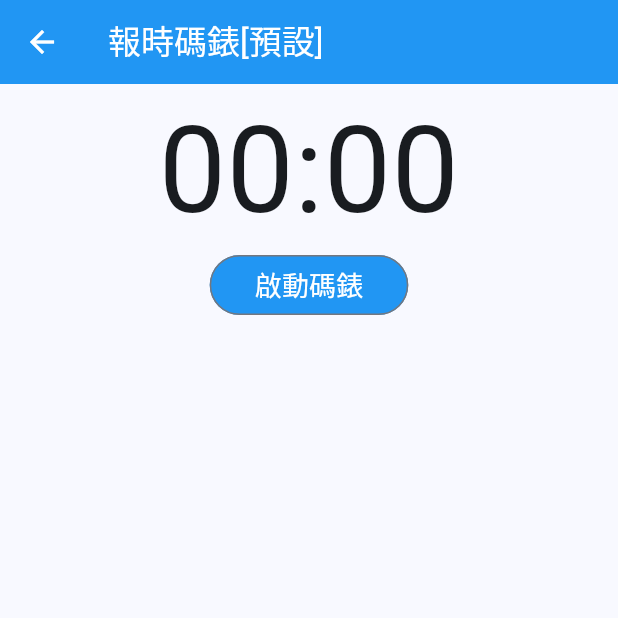
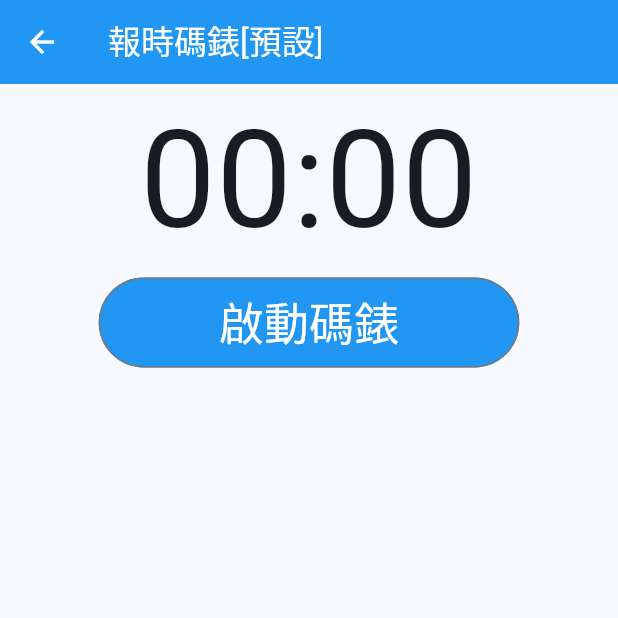
Before and after one commit to jimchen5342/stopwatch, a Flutter app: the screen it shows after launch, after a tap on "預設", on a phone screen of 412 x 824 dp, the top half of it. Run offline on Flutter 3.47's test engine with Material 3 defaults, Android fonts, the phone set to English and light mode, and no system bars; our stand-ins replace flutter_tts, localstorage, package_info_plus; missing offline and left inert: flutter_background_service, flutter_background_service_android.

Commit message:
2025-06-10

```diff
--- a/lib/home.dart
+++ b/lib/home.dart
@@ -1,6 +1,9 @@
 import 'package:flutter/material.dart';
 import 'package:myapp/stopwatch/stopwatchList.dart';
 import 'package:myapp/countdown/countdownList.dart';
+import 'package:package_info_plus/package_info_plus.dart';
+import 'package:myapp/system/module.dart';
+import 'dart:async';
 
 class Home extends StatefulWidget {
   const Home({super.key});
@@ -11,10 +14,26 @@ class Home extends StatefulWidget {
 
 class _HomeState extends State<Home> {
   int _selectedIndex = 0; // 用於追蹤目前選中的索引
+  String version = " ";
 
   @override
   initState() {
     super.initState();
+    WidgetsBinding.instance.addPostFrameCallback((_) async {
+      PackageInfo packageInfo = await PackageInfo.fromPlatform();
+      version = packageInfo.version;
+      setState(() {
+        Timer(Duration(seconds: 2), () {
+          setState(() {});
+          version = "";
+        });
+      });
+      // String appName = packageInfo.appName;
+      // String packageName = packageInfo.packageName;
+      // String version = packageInfo.version;
+      // String buildNumber = packageInfo.buildNumber;
+      // // print("buildNumber: $buildNumber");
+    });
   }
 
   // 準備要顯示在不同分頁的 Widget 列表
@@ -34,8 +53,25 @@ class _HomeState extends State<Home> {
   @override
   Widget build(BuildContext context) {
     return Scaffold(
-      body: _widgetOptions.elementAt(_selectedIndex),
-      bottomNavigationBar: BottomNavigationBar(
+      body:
+          version.isNotEmpty
+              ? _versiion()
+              : _widgetOptions.elementAt(_selectedIndex),
+      bottomNavigationBar: version.isNotEmpty ? null : bottom(),
+    );
+  }
+
+  Widget _versiion() {
+    return Center(
+      child: Text(
+        version,
+        style: TextStyle(fontSize: 30, color: HexColor.fromHex('#C01921')),
+      ),
+    );
+  }
+
+  Widget bottom() {
+    return (BottomNavigationBar(
       // type: BottomNavigationBarType.fixed, // Fixed
       // backgroundColor: Colors.blue, // <-- This works for fixed
       items: const <BottomNavigationBarItem>[
@@ -50,7 +86,6 @@ class _HomeState extends State<Home> {
       unselectedItemColor: Colors.grey, // 未選中項目的顏色
       onTap: _onItemTapped, // 點擊項目時的回調函數
       // type: BottomNavigationBarType.fixed, // 當項目多於3個時，可以設為 shifting 或 fixed
-      ),
-    );
+    ));
   }
 }
--- a/lib/stopwatch/stopwatch.dart
+++ b/lib/stopwatch/stopwatch.dart
@@ -57,16 +57,14 @@ void onStart(ServiceInstance service) async {
       service.setAsBackgroundService();
     });
   }
-  service.on("start").listen((event) {
-    print("stopWatch: startService");
-    service.invoke('start');
-  });
+  // service.on("start").listen((event) {
+  //   service.invoke('start');
+  // });
 
   // 監聽 'stopService' 事件，停止服務
   service.on('stopService').listen((event) {
-    print("stopWatch: stopService");
     service.stopSelf();
-    service.invoke('stop');
+    // service.invoke('stop');
   });
 
   // 碼錶變數
@@ -135,7 +133,7 @@ class _StopWatchState extends State<StopWatch> with WidgetsBindingObserver {
       setting = ModalRoute.of(context)?.settings.arguments;
       setState(() {});
       // {key: 2, title: 超慢跑, interval: 1, interval1: 4, interval1Txt: 休息, interval2: 5, interval2Txt: 開始跑步}
-      // print(setting);
+      print(setting);
 
       // setting = {
       //   "key": 2,
@@ -340,12 +338,17 @@ class _StopWatchState extends State<StopWatch> with WidgetsBindingObserver {
         const Center(),
         Text(
           formatDuration(_secondsElapsed),
-          style: TextStyle(fontSize: 80),
+          style: TextStyle(fontSize: 90),
           textAlign: TextAlign.center,
         ),
         // Container(height: 20),
-        SizedBox(
-          height: 40,
+        Container(
+          // margin: const EdgeInsets.all(15.0),
+          // padding: const EdgeInsets.all(3.0),
+          // decoration: BoxDecoration(
+          //   border: Border.all(color: Colors.blueAccent),
+          // ),
+          height: 60,
           child:
               showButton == false
                   ? null
@@ -353,7 +356,7 @@ class _StopWatchState extends State<StopWatch> with WidgetsBindingObserver {
                     onPressed: _toggleService,
                     style: OutlinedButton.styleFrom(
                       padding: const EdgeInsets.symmetric(
-                        horizontal: 30,
+                        horizontal: 80,
                         vertical: 0,
                       ),
                       // textStyle: const TextStyle(fontSize: 16, color: Colors.white),
@@ -362,7 +365,7 @@ class _StopWatchState extends State<StopWatch> with WidgetsBindingObserver {
                     ),
                     child: Text(
                       _isRunning ? '停止碼錶' : '啟動碼錶',
-                      style: TextStyle(fontSize: 18, color: Colors.white),
+                      style: TextStyle(fontSize: 30, color: Colors.white),
                     ),
                   ),
         ),
--- a/lib/stopwatch/stopwatchList.dart
+++ b/lib/stopwatch/stopwatchList.dart
@@ -35,7 +35,7 @@ class _StopWatchListState extends State<StopWatchList> {
             "interval": 1,
             "interval1": 4,
             "interval1Txt": "休息",
-            "interval2": 5,
+            "interval2": 1,
             "interval2Txt": "開始跑步",
           },
         ];
@@ -119,8 +119,20 @@ class _StopWatchListState extends State<StopWatchList> {
         itemBuilder: (BuildContext context, int index) {
           return ListTile(
             // leading: Icon(Icons.event_seat),
-            title: Text(_stopwatchList[index]["title"]),
-            subtitle: Text(descrip(_stopwatchList[index])),
+            title: Text(
+              _stopwatchList[index]["title"],
+              style: TextStyle(
+                fontSize: 20,
+                // color: Colors.white,
+              ),
+            ),
+            subtitle: Text(
+              descrip(_stopwatchList[index]),
+              style: TextStyle(
+                fontSize: 14,
+                // color: Colors.white,
+              ),
+            ),
             onTap: () async {
               active = index;
               Navigator.push(
--- a/lib/system/extension.dart
+++ b/lib/system/extension.dart
@@ -1,3 +1,5 @@
+import 'dart:ui';
+
 extension DurationExtension on Duration {
   String format() {
     var duration = "$this".split(".")[0];
@@ -42,3 +44,20 @@ extension DateTimeFormatting on DateTime {
     return n.toString().padLeft(2, '0');
   }
 }
+
+extension HexColor on Color {
+  /// String is in the format "aabbcc" or "ffaabbcc" with an optional leading "#".
+  static Color fromHex(String hexString) {
+    final buffer = StringBuffer();
+    if (hexString.length == 6 || hexString.length == 7) buffer.write('ff');
+    buffer.write(hexString.replaceFirst('#', ''));
+    return Color(int.parse(buffer.toString(), radix: 16));
+  }
+
+  /// Prefixes a hash sign if [leadingHashSign] is set to `true` (default is `true`).
+  String toHex({bool leadingHashSign = true}) => '${leadingHashSign ? '#' : ''}'
+      '${(255 * a).toInt().toRadixString(16).padLeft(2, '0')}'
+      '${(255 * r).toInt().toRadixString(16).padLeft(2, '0')}'
+      '${(255 * g).toInt().toRadixString(16).padLeft(2, '0')}'
+      '${(255 * b).toInt().toRadixString(16).padLeft(2, '0')}';
+}
--- a/pubspec.yaml
+++ b/pubspec.yaml
@@ -38,6 +38,7 @@ dependencies:
   flutter_background_service: ^5.1.0 # 請使用最新版本
   flutter_background_service_android: ^6.3.0 # 請使用最新版本
   localstorage: ^6.0.0
+  package_info_plus: ^8.3.0
 
 
 dev_dependencies:
```
Also changed, not shown: pubspec.lock, 1 other file. Lines whose indentation alone changed are shown as unchanged.
